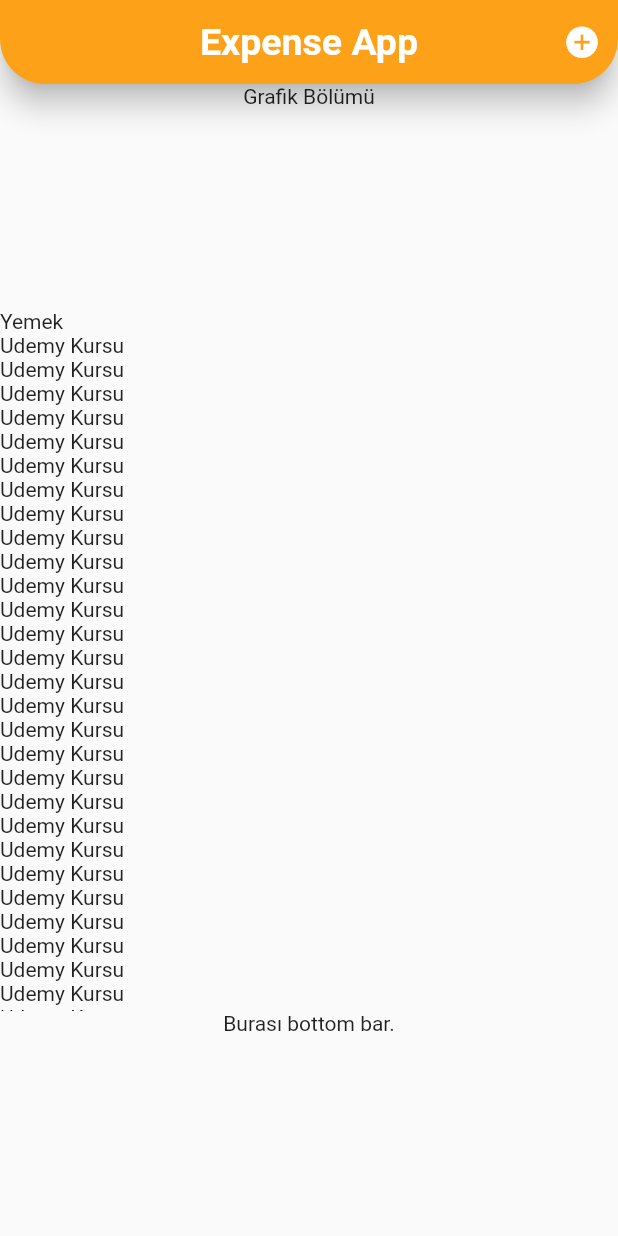
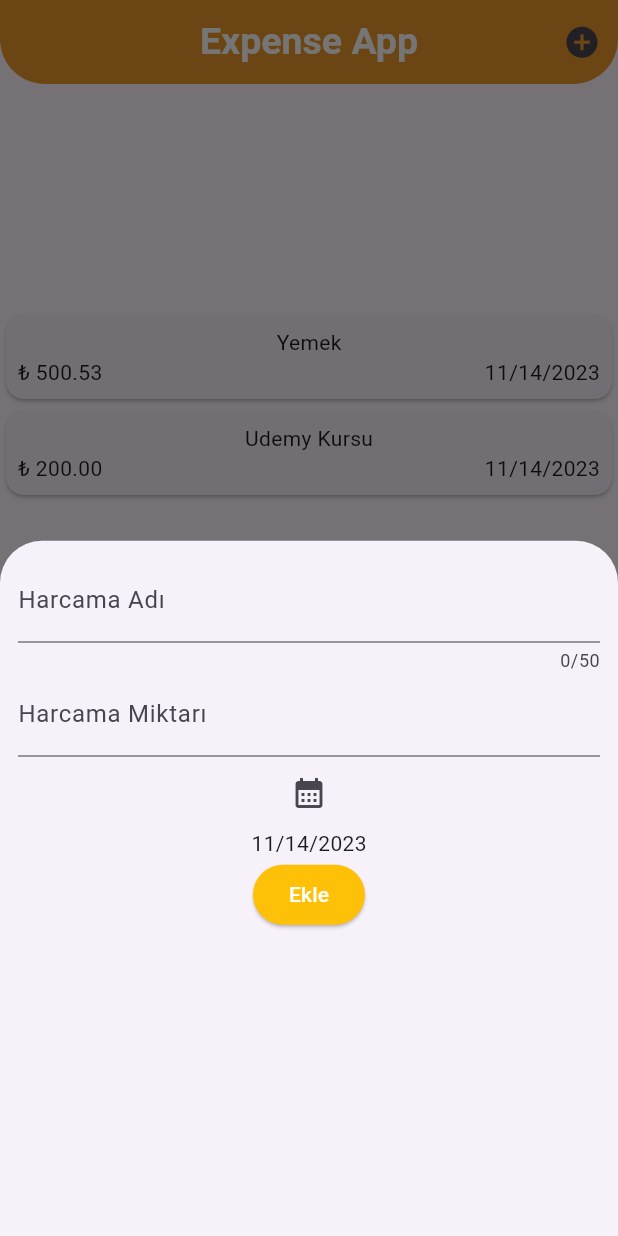
Before and after one commit to omerpenbegul/ExpenseApp, a Flutter app: the screen it shows after launch, after a tap on the "add circle" icon, on a phone screen of 412 x 824 dp. Run offline on Flutter 3.47's test engine with Material 2 defaults, Android fonts, the phone set to English and light mode, and no system bars.

Commit message:
ExpenseApp

```diff
--- a/lib/main.dart
+++ b/lib/main.dart
@@ -1,34 +1,14 @@
 import 'package:expenceapp/models/expense.dart';
 import 'package:expenceapp/pages/expenses_page.dart';
+import 'package:expenceapp/pages/main_page.dart';
 import 'package:flutter/material.dart';
 
 void main() {
   runApp(
     MaterialApp(
+      theme: ThemeData(useMaterial3: true),
       debugShowCheckedModeBanner: false,
-      home: Scaffold(
-        appBar: AppBar(
-          backgroundColor: const Color.fromARGB(255, 252, 161, 24),
-          centerTitle: true,
-          title: const Text(
-            "Expense App",
-            style: TextStyle(fontSize: 25, fontWeight: FontWeight.bold),
-          ),
-          actions: [
-            IconButton(
-              onPressed: () {},
-              icon: const Icon(Icons.add_circle_sharp),
-              iconSize: 25,
-            )
-          ],
-          shape: const RoundedRectangleBorder(
-              borderRadius: BorderRadius.only(
-                  bottomLeft: Radius.circular(30),
-                  bottomRight: Radius.circular(30))),
-          elevation: 8,
-        ),
-        body: ExpensesPage(),
-      ),
+      home: const MainPage(),
     ),
   );
 }
--- a/lib/pages/expenses_page.dart
+++ b/lib/pages/expenses_page.dart
@@ -1,6 +1,7 @@
 import 'dart:math';
 
 import 'package:expenceapp/models/expense.dart';
+import 'package:expenceapp/widgets/expense_item.dart';
 import 'package:flutter/material.dart';
 
 class ExpensesPage extends StatefulWidget {
@@ -12,43 +13,7 @@
 
 class _ExpensesPageState extends State<ExpensesPage> {
   List<Expense> expenses = [
-    Expense(name: "Yemek", price: 500, date: DateTime.now()),
-    Expense(name: "Udemy Kursu", price: 200, date: DateTime.now()),
-    Expense(name: "Udemy Kursu", price: 200, date: DateTime.now()),
-    Expense(name: "Udemy Kursu", price: 200, date: DateTime.now()),
-    Expense(name: "Udemy Kursu", price: 200, date: DateTime.now()),
-    Expense(name: "Udemy Kursu", price: 200, date: DateTime.now()),
-    Expense(name: "Udemy Kursu", price: 200, date: DateTime.now()),
-    Expense(name: "Udemy Kursu", price: 200, date: DateTime.now()),
-    Expense(name: "Udemy Kursu", price: 200, date: DateTime.now()),
-    Expense(name: "Udemy Kursu", price: 200, date: DateTime.now()),
-    Expense(name: "Udemy Kursu", price: 200, date: DateTime.now()),
-    Expense(name: "Udemy Kursu", price: 200, date: DateTime.now()),
-    Expense(name: "Udemy Kursu", price: 200, date: DateTime.now()),
-    Expense(name: "Udemy Kursu", price: 200, date: DateTime.now()),
-    Expense(name: "Udemy Kursu", price: 200, date: DateTime.now()),
-    Expense(name: "Udemy Kursu", price: 200, date: DateTime.now()),
-    Expense(name: "Udemy Kursu", price: 200, date: DateTime.now()),
-    Expense(name: "Udemy Kursu", price: 200, date: DateTime.now()),
-    Expense(name: "Udemy Kursu", price: 200, date: DateTime.now()),
-    Expense(name: "Udemy Kursu", price: 200, date: DateTime.now()),
-    Expense(name: "Udemy Kursu", price: 200, date: DateTime.now()),
-    Expense(name: "Udemy Kursu", price: 200, date: DateTime.now()),
-    Expense(name: "Udemy Kursu", price: 200, date: DateTime.now()),
-    Expense(name: "Udemy Kursu", price: 200, date: DateTime.now()),
-    Expense(name: "Udemy Kursu", price: 200, date: DateTime.now()),
-    Expense(name: "Udemy Kursu", price: 200, date: DateTime.now()),
-    Expense(name: "Udemy Kursu", price: 200, date: DateTime.now()),
-    Expense(name: "Udemy Kursu", price: 200, date: DateTime.now()),
-    Expense(name: "Udemy Kursu", price: 200, date: DateTime.now()),
-    Expense(name: "Udemy Kursu", price: 200, date: DateTime.now()),
-    Expense(name: "Udemy Kursu", price: 200, date: DateTime.now()),
-    Expense(name: "Udemy Kursu", price: 200, date: DateTime.now()),
-    Expense(name: "Udemy Kursu", price: 200, date: DateTime.now()),
-    Expense(name: "Udemy Kursu", price: 200, date: DateTime.now()),
-    Expense(name: "Udemy Kursu", price: 200, date: DateTime.now()),
-    Expense(name: "Udemy Kursu", price: 200, date: DateTime.now()),
-    Expense(name: "Udemy Kursu", price: 200, date: DateTime.now()),
+    Expense(name: "Yemek", price: 500.529, date: DateTime.now()),
     Expense(name: "Udemy Kursu", price: 200, date: DateTime.now()),
   ];
 
@@ -58,18 +23,18 @@
       child: Column(mainAxisAlignment: MainAxisAlignment.center, children: [
         const SizedBox(
           height: 150,
-          child: Text("Grafik Bölümü"),
+          child: Text(""),
         ),
         Expanded(
           child: ListView.builder(
               itemCount: expenses.length,
               itemBuilder: (context, index) {
-                return Text(expenses[index].name);
+                return ExpenseItem(expenses[index]);
               }),
         ),
         const SizedBox(
           height: 150,
-          child: Text("Burası bottom bar."),
+          child: Text(""),
         )
       ]),
     );
--- /dev/null
+++ b/lib/pages/main_page.dart
@@ -0,0 +1,46 @@
+import 'package:expenceapp/pages/expenses_page.dart';
+import 'package:expenceapp/widgets/new_expense.dart';
+import 'package:flutter/material.dart';
+
+class MainPage extends StatefulWidget {
+  const MainPage({super.key});
+
+  @override
+  State<MainPage> createState() => _MainPageState();
+}
+
+class _MainPageState extends State<MainPage> {
+  @override
+  Widget build(BuildContext context) {
+    return Scaffold(
+      appBar: AppBar(
+        backgroundColor: const Color.fromARGB(255, 252, 161, 24),
+        centerTitle: true,
+        title: const Text(
+          "Expense App",
+          style: TextStyle(
+              fontSize: 25, fontWeight: FontWeight.bold, color: Colors.white),
+        ),
+        actions: [
+          IconButton(
+            onPressed: () {
+              showModalBottomSheet(
+                  context: context,
+                  builder: (ctx) {
+                    return NewExpense();
+                  });
+            },
+            icon: const Icon(Icons.add_circle_sharp),
+            iconSize: 25,
+          )
+        ],
+        shape: const RoundedRectangleBorder(
+            borderRadius: BorderRadius.only(
+                bottomLeft: Radius.circular(30),
+                bottomRight: Radius.circular(30))),
+        elevation: 8,
+      ),
+      body: const ExpensesPage(),
+    );
+  }
+}
--- /dev/null
+++ b/lib/widgets/expense_item.dart
@@ -0,0 +1,31 @@
+import 'package:expenceapp/models/expense.dart';
+import 'package:flutter/material.dart';
+import 'package:intl/intl.dart';
+
+//14:10
+class ExpenseItem extends StatelessWidget {
+  // unnamed argument => default olarak required'dır
+  // named argument => belirtmek gerekir
+  const ExpenseItem(this.expense, {Key? key}) : super(key: key);
+  final Expense expense;
+
+  @override
+  Widget build(BuildContext context) {
+    return Card(
+      child: Padding(
+        padding: const EdgeInsets.all(8.0),
+        child: Column(children: [
+          Text(expense.name),
+          Row(
+            children: [
+              Text(
+                  "₺ ${expense.price.toStringAsFixed(2)}"), // string interpolation
+              const Spacer(),
+              Text(DateFormat.yMd().format(expense.date)),
+            ],
+          )
+        ]),
+      ),
+    );
+  }
+}
--- /dev/null
+++ b/lib/widgets/new_expense.dart
@@ -0,0 +1,68 @@
+import 'package:flutter/material.dart';
+import 'package:intl/intl.dart';
+
+class NewExpense extends StatefulWidget {
+  const NewExpense({Key? key}) : super(key: key);
+
+  @override
+  _NewExpenseState createState() => _NewExpenseState();
+}
+
+class _NewExpenseState extends State<NewExpense> {
+  var _expenseNameController = TextEditingController();
+  var _expensePriceController = TextEditingController();
+  var _selectedDate = DateTime.now();
+
+  Future<void> _selectDate(BuildContext context) async {
+    final DateTime? picked = await showDatePicker(
+        context: context,
+        initialDate: _selectedDate,
+        firstDate: DateTime.now().subtract(const Duration(days: 365)),
+        lastDate: DateTime.now());
+    if (picked != null && picked != _selectedDate) {
+      setState(() {
+        _selectedDate = picked; //
+      });
+    }
+  }
+
+  @override
+  Widget build(BuildContext context) {
+    return Container(
+      width: double.infinity,
+      child: Padding(
+        padding: EdgeInsets.all(12.0),
+        child: Column(children: [
+          TextField(
+            controller: _expenseNameController,
+            maxLength: 50,
+            decoration: InputDecoration(labelText: "Harcama Adı"),
+          ),
+          TextField(
+            controller: _expensePriceController,
+            keyboardType: TextInputType.number,
+            decoration: InputDecoration(labelText: "Harcama Miktarı"),
+          ),
+          Row(
+            mainAxisAlignment: MainAxisAlignment.center,
+            children: [
+              IconButton(
+                icon: const Icon(Icons.calendar_month),
+                onPressed: () => _selectDate(context),
+              ),
+            ],
+          ),
+          Text(DateFormat.yMd().format(_selectedDate)),
+          ElevatedButton(
+              style: ElevatedButton.styleFrom(
+                  backgroundColor: Colors.amber, foregroundColor: Colors.white),
+              onPressed: () {
+                print(
+                    "Kaydedilen değer: ${_expenseNameController.text} ${_expensePriceController.text}");
+              },
+              child: Text("Ekle"))
+        ]),
+      ),
+    );
+  }
+}
--- a/pubspec.yaml
+++ b/pubspec.yaml
@@ -36,6 +36,7 @@
   # Use with the CupertinoIcons class for iOS style icons.
   cupertino_icons: ^1.0.2
   uuid: ^4.2.1
+  intl: ^0.18.1
 
 dev_dependencies:
   flutter_test:
```
Also changed, not shown: pubspec.lock.
